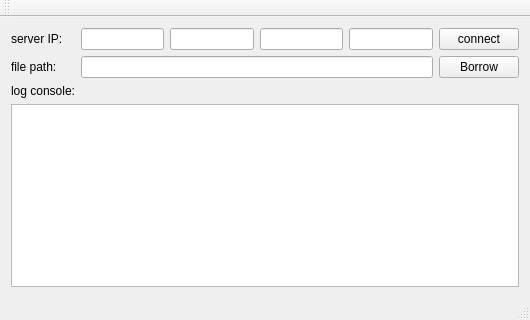
Before: the Qt Designer form qt/FZ3TCPClient/mainwindow.ui in HosseinBeheshti/FZ3, drawn with Qt 5.
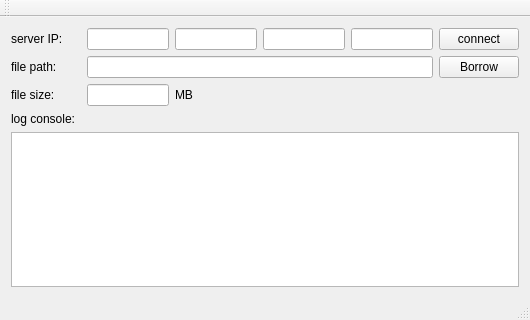
After: the same form once the commit is applied.

Commit message: add input size item

The edit to the form file:
```diff
--- a/qt/FZ3TCPClient/mainwindow.ui
+++ b/qt/FZ3TCPClient/mainwindow.ui
@@ -18,20 +18,14 @@
   </property>
   <widget class="QWidget" name="centralWidget">
    <layout class="QGridLayout" name="gridLayout_2">
-    <item row="0" column="2">
-     <widget class="QLineEdit" name="lineEdit_ip2"/>
-    </item>
-    <item row="0" column="3">
-     <widget class="QLineEdit" name="lineEdit_ip3"/>
-    </item>
-    <item row="0" column="5">
-     <widget class="QPushButton" name="pushButton_connect">
+    <item row="2" column="6">
+     <widget class="QPushButton" name="pushButton_path">
       <property name="text">
-       <string>connect</string>
+       <string>Borrow</string>
       </property>
      </widget>
     </item>
-    <item row="4" column="0" colspan="6">
+    <item row="5" column="0" colspan="7">
      <widget class="QTextBrowser" name="textBrowser_receivedMessages">
       <property name="styleSheet">
        <string notr="true"/>
@@ -39,25 +33,21 @@
      </widget>
     </item>
     <item row="0" column="4">
-     <widget class="QLineEdit" name="lineEdit_ip4"/>
+     <widget class="QLineEdit" name="lineEdit_ip3"/>
     </item>
-    <item row="0" column="1">
-     <widget class="QLineEdit" name="lineEdit_ip1"/>
-    </item>
-    <item row="0" column="0">
-     <widget class="QLabel" name="label_2">
-      <property name="text">
-       <string>server IP:</string>
-      </property>
-     </widget>
-    </item>
-    <item row="3" column="0">
+    <item row="4" column="0">
      <widget class="QLabel" name="label">
       <property name="text">
        <string>log console:</string>
       </property>
      </widget>
     </item>
+    <item row="0" column="5">
+     <widget class="QLineEdit" name="lineEdit_ip4"/>
+    </item>
+    <item row="0" column="2">
+     <widget class="QLineEdit" name="lineEdit_ip1"/>
+    </item>
     <item row="2" column="0">
      <widget class="QLabel" name="label_3">
       <property name="text">
@@ -65,13 +55,40 @@
       </property>
      </widget>
     </item>
-    <item row="2" column="1" colspan="4">
+    <item row="2" column="2" colspan="4">
      <widget class="QLineEdit" name="lineEdit_path"/>
     </item>
-    <item row="2" column="5">
-     <widget class="QPushButton" name="pushButton_path">
+    <item row="0" column="0">
+     <widget class="QLabel" name="label_2">
       <property name="text">
-       <string>Borrow</string>
+       <string>server IP:</string>
+      </property>
+     </widget>
+    </item>
+    <item row="0" column="3">
+     <widget class="QLineEdit" name="lineEdit_ip2"/>
+    </item>
+    <item row="0" column="6">
+     <widget class="QPushButton" name="pushButton_connect">
+      <property name="text">
+       <string>connect</string>
+      </property>
+     </widget>
+    </item>
+    <item row="3" column="0">
+     <widget class="QLabel" name="label_4">
+      <property name="text">
+       <string>file size:</string>
+      </property>
+     </widget>
+    </item>
+    <item row="3" column="2">
+     <widget class="QLineEdit" name="lineEdit_file_size"/>
+    </item>
+    <item row="3" column="3">
+     <widget class="QLabel" name="label_5">
+      <property name="text">
+       <string>MB</string>
       </property>
      </widget>
     </item>
```
The commit also changes 1 other file.
